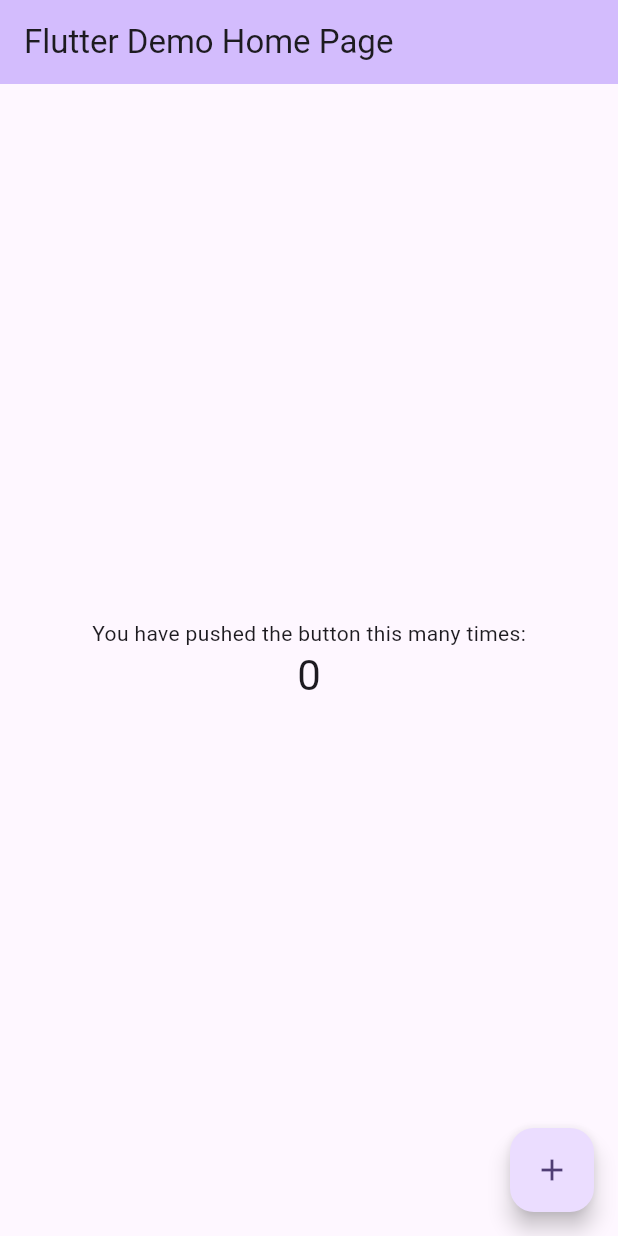
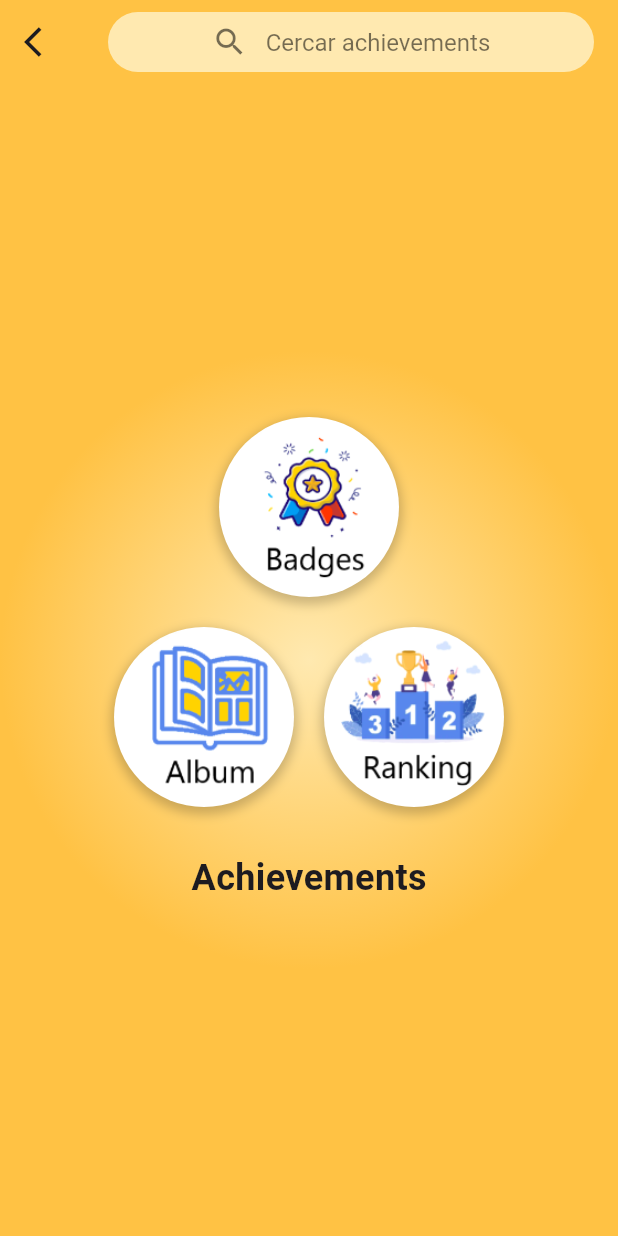
Before and after one commit to IvanBallesteros/g12_glovo, a Flutter app: the screen it shows after launch, on a phone screen of 412 x 824 dp. Run offline on Flutter 3.47's test engine with Material 3 defaults, Android fonts, the phone set to English and light mode, and no system bars; Roboto replaces fonts that are missing (Montserrat).

Commit message:
Primera pantalla d'inici Achievements

```diff
--- a/g12_glovo/lib/main.dart
+++ b/g12_glovo/lib/main.dart
@@ -1,4 +1,5 @@
 import 'package:flutter/material.dart';
+import 'screens/menu_options.dart';
 
 void main() {
   runApp(const MyApp());
@@ -7,119 +8,14 @@
 class MyApp extends StatelessWidget {
   const MyApp({super.key});
 
-  // This widget is the root of your application.
   @override
   Widget build(BuildContext context) {
     return MaterialApp(
       title: 'Flutter Demo',
       theme: ThemeData(
-        // This is the theme of your application.
-        //
-        // TRY THIS: Try running your application with "flutter run". You'll see
-        // the application has a purple toolbar. Then, without quitting the app,
-        // try changing the seedColor in the colorScheme below to Colors.green
-        // and then invoke "hot reload" (save your changes or press the "hot
-        // reload" button in a Flutter-supported IDE, or press "r" if you used
-        // the command line to start the app).
-        //
-        // Notice that the counter didn't reset back to zero; the application
-        // state is not lost during the reload. To reset the state, use hot
-        // restart instead.
-        //
-        // This works for code too, not just values: Most code changes can be
-        // tested with just a hot reload.
-        colorScheme: ColorScheme.fromSeed(seedColor: Colors.deepPurple),
-        useMaterial3: true,
+        primarySwatch: Colors.blue,
       ),
-      home: const MyHomePage(title: 'Flutter Demo Home Page'),
+      home: const MenuOptionsScreen(),
     );
   }
 }
-
-class MyHomePage extends StatefulWidget {
-  const MyHomePage({super.key, required this.title});
-
-  // This widget is the home page of your application. It is stateful, meaning
-  // that it has a State object (defined below) that contains fields that affect
-  // how it looks.
-
-  // This class is the configuration for the state. It holds the values (in this
-  // case the title) provided by the parent (in this case the App widget) and
-  // used by the build method of the State. Fields in a Widget subclass are
-  // always marked "final".
-
-  final String title;
-
-  @override
-  State<MyHomePage> createState() => _MyHomePageState();
-}
-
-class _MyHomePageState extends State<MyHomePage> {
-  int _counter = 0;
-
-  void _incrementCounter() {
-    setState(() {
-      // This call to setState tells the Flutter framework that something has
-      // changed in this State, which causes it to rerun the build method below
-      // so that the display can reflect the updated values. If we changed
-      // _counter without calling setState(), then the build method would not be
-      // called again, and so nothing would appear to happen.
-      _counter++;
-    });
-  }
-
-  @override
-  Widget build(BuildContext context) {
-    // This method is rerun every time setState is called, for instance as done
-    // by the _incrementCounter method above.
-    //
-    // The Flutter framework has been optimized to make rerunning build methods
-    // fast, so that you can just rebuild anything that needs updating rather
-    // than having to individually change instances of widgets.
-    return Scaffold(
-      appBar: AppBar(
-        // TRY THIS: Try changing the color here to a specific color (to
-        // Colors.amber, perhaps?) and trigger a hot reload to see the AppBar
-        // change color while the other colors stay the same.
-        backgroundColor: Theme.of(context).colorScheme.inversePrimary,
-        // Here we take the value from the MyHomePage object that was created by
-        // the App.build method, and use it to set our appbar title.
-        title: Text(widget.title),
-      ),
-      body: Center(
-        // Center is a layout widget. It takes a single child and positions it
-        // in the middle of the parent.
-        child: Column(
-          // Column is also a layout widget. It takes a list of children and
-          // arranges them vertically. By default, it sizes itself to fit its
-          // children horizontally, and tries to be as tall as its parent.
-          //
-          // Column has various properties to control how it sizes itself and
-          // how it positions its children. Here we use mainAxisAlignment to
-          // center the children vertically; the main axis here is the vertical
-          // axis because Columns are vertical (the cross axis would be
-          // horizontal).
-          //
-          // TRY THIS: Invoke "debug painting" (choose the "Toggle Debug Paint"
-          // action in the IDE, or press "p" in the console), to see the
-          // wireframe for each widget.
-          mainAxisAlignment: MainAxisAlignment.center,
-          children: <Widget>[
-            const Text(
-              'You have pushed the button this many times:',
-            ),
-            Text(
-              '$_counter',
-              style: Theme.of(context).textTheme.headlineMedium,
-            ),
-          ],
-        ),
-      ),
-      floatingActionButton: FloatingActionButton(
-        onPressed: _incrementCounter,
-        tooltip: 'Increment',
-        child: const Icon(Icons.add),
-      ), // This trailing comma makes auto-formatting nicer for build methods.
-    );
-  }
-}
--- /dev/null
+++ b/g12_glovo/lib/screens/menu_options.dart
@@ -0,0 +1,126 @@
+import 'package:flutter/material.dart';
+
+class MenuOptionsScreen extends StatelessWidget {
+  const MenuOptionsScreen({super.key});
+
+  @override
+  Widget build(BuildContext context) {
+    return Scaffold(
+      appBar: AppBar(
+        leading: IconButton(
+          icon: const Icon(Icons.arrow_back_ios),
+          onPressed: () => Navigator.of(context).pop(),
+        ),
+        title: Container(
+          width: double.infinity,
+          height: 40,
+          decoration: BoxDecoration(
+            color: const Color.fromRGBO(255, 233, 176, 1), // Amarillo más claro
+            borderRadius: BorderRadius.circular(20),
+          ),
+          child: const Row(
+            mainAxisAlignment: MainAxisAlignment.center,
+            children: [
+              Icon(
+                Icons.search,
+                color: Colors.black54,
+              ),
+              SizedBox(width: 12),
+              Text(
+                'Cercar achievements',
+                style: TextStyle(
+                  color: Colors.black54,
+                  fontSize: 16,
+                  fontFamily: 'Montserrat',
+                ),
+              ),
+            ],
+          ),
+        ),
+        backgroundColor: const Color.fromRGBO(255, 194, 68, 1),
+      ),
+      body: Container(
+        decoration: const BoxDecoration(
+          gradient: RadialGradient(
+            center: Alignment.center,
+            radius: 0.5,
+            colors: [
+              Color.fromRGBO(255, 233, 176, 1), // Amarillo más claro
+              Color.fromRGBO(255, 194, 68, 1), // Amarillo actual
+            ],
+            stops: [0.0, 1.0],
+          ),
+        ),
+        child: Center(
+          child: Column(
+            mainAxisAlignment: MainAxisAlignment.center,
+            children: [
+              _buildImageButton(
+                context,
+                'assets/buttons/badges.png',
+                () {/* Acción para botón 1 */},
+              ),
+              const SizedBox(height: 20),
+              Row(
+                mainAxisAlignment: MainAxisAlignment.center,
+                children: [
+                  _buildImageButton(
+                    context,
+                    'assets/buttons/album.png',
+                    () {/* Acción para botón 2 */},
+                  ),
+                  const SizedBox(width: 20),
+                  _buildImageButton(
+                    context,
+                    'assets/buttons/ranking.png',
+                    () {/* Acción para botón 3 */},
+                  ),
+                ],
+              ),
+              const SizedBox(height: 30),
+              const Text(
+                'Achievements',
+                style: TextStyle(
+                  fontFamily: 'Montserrat',
+                  fontSize: 24,
+                  fontWeight: FontWeight.bold,
+                ),
+              ),
+            ],
+          ),
+        ),
+      ),
+    );
+  }
+
+  Widget _buildImageButton(
+    BuildContext context,
+    String imagePath,
+    VoidCallback onPressed,
+  ) {
+    return InkWell(
+      onTap: onPressed,
+      child: Container(
+        width: 120,
+        height: 120,
+        decoration: BoxDecoration(
+          shape: BoxShape.circle,
+          boxShadow: [
+            BoxShadow(
+              color: Colors.black.withOpacity(0.2),
+              spreadRadius: 2,
+              blurRadius: 5,
+              offset: const Offset(0, 3),
+            ),
+          ],
+        ),
+        child: ClipOval(
+          child: Image.asset(
+            imagePath,
+            fit: BoxFit.cover,
+          ),
+        ),
+      ),
+    );
+  }
+}
--- a/g12_glovo/pubspec.yaml
+++ b/g12_glovo/pubspec.yaml
@@ -88,3 +88,6 @@ flutter:
   #
   # For details regarding fonts from package dependencies,
   # see https://flutter.dev/to/font-from-package
+
+  assets:
+    - assets/buttons/
```
Also changed, not shown: g12_glovo/assets/buttons/album.png (added), g12_glovo/assets/buttons/badges.png (added), g12_glovo/assets/buttons/ranking.png (added), g12_glovo/lib/providers/provider.dart (added).
